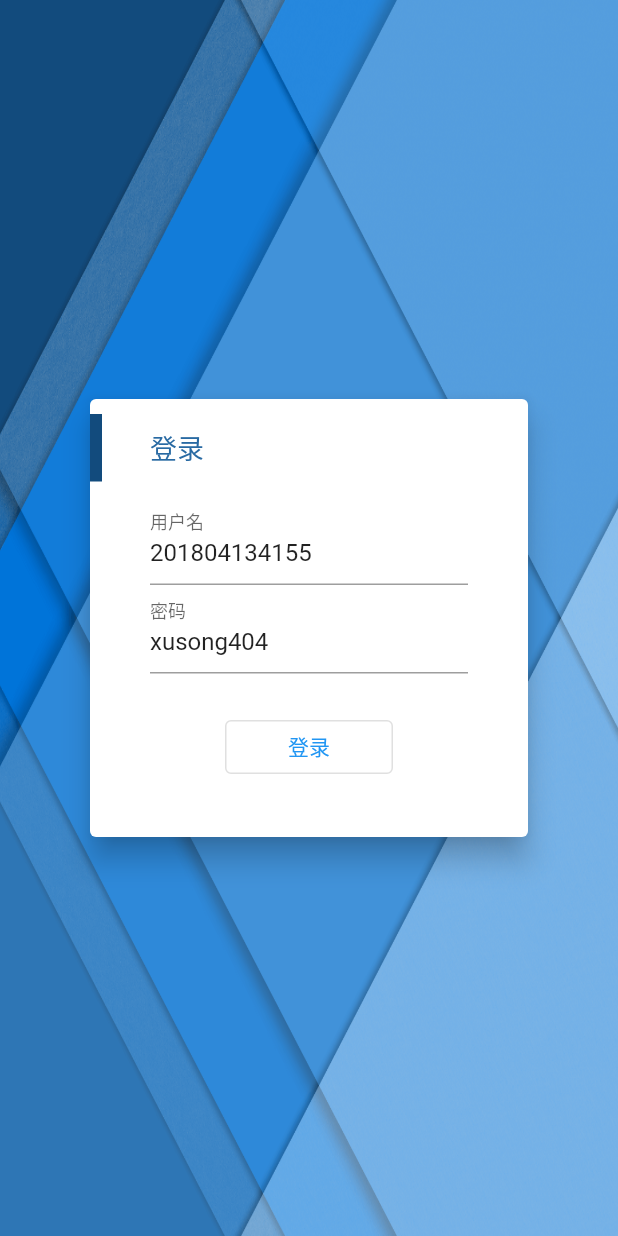
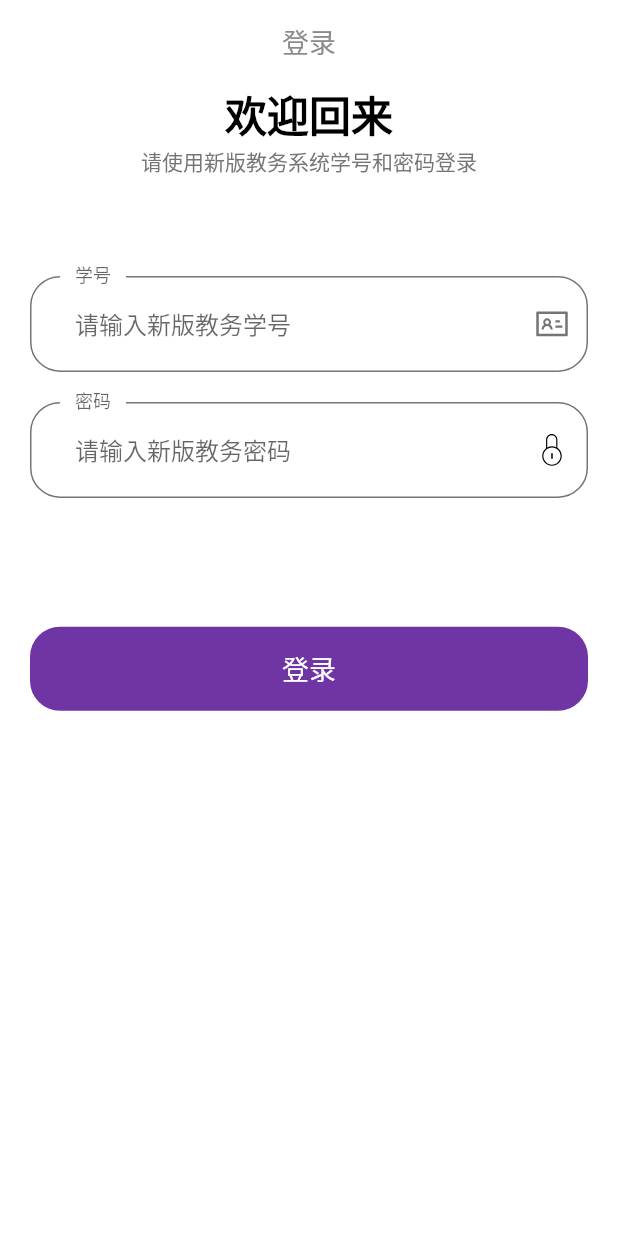
Before and after one commit to simonkimi/wust_flutter, a Flutter app: the screen it shows after launch, on a phone screen of 412 x 824 dp. Run offline on Flutter 3.47's test engine with Material 2 defaults, Android fonts, the phone set to English and light mode, and no system bars; our stand-ins replace cookie_jar, dio, dio_cookie_manager, flutter_svg.

Commit message:
重写登录界面

```diff
--- /dev/null
+++ b/lib/components/default_button.dart
@@ -0,0 +1,29 @@
+import 'package:flutter/material.dart';
+import 'package:wuster/constants.dart';
+
+class DefaultButton extends StatelessWidget {
+  const DefaultButton({Key key, this.text, this.press}) : super(key: key);
+
+  final String text;
+  final Function press;
+
+  @override
+  Widget build(BuildContext context) {
+    return SizedBox(
+      width: double.infinity,
+      height: 56,
+      child: FlatButton(
+        shape: RoundedRectangleBorder(borderRadius: BorderRadius.circular(20)),
+        color: kPrimaryColor,
+        onPressed: press,
+        child: Text(
+          text,
+          style: TextStyle(
+            fontSize: 18,
+            color: Colors.white,
+          ),
+        ),
+      ),
+    );
+  }
+}
--- /dev/null
+++ b/lib/constants.dart
@@ -0,0 +1,8 @@
+import 'package:flutter/material.dart';
+
+const kPrimaryColor = Color(0xFF6f35A5);
+const kPrimaryLightColor = Color(0xFFF1E6FF);
+
+const kPrimaryPadding = 20;
+const kTextColor = Color(0xFF757575);
+const kAnimationDuration = Duration(milliseconds: 250);
--- a/lib/main.dart
+++ b/lib/main.dart
@@ -1,5 +1,6 @@
 import 'package:flutter/material.dart';
 import 'package:wuster/pages/login.dart';
+import 'package:wuster/constants.dart';
 
 void main() {
   runApp(MyApp());
@@ -9,14 +10,15 @@ class MyApp extends StatelessWidget {
   @override
   Widget build(BuildContext context) {
     return MaterialApp(
-      title: 'Flutter Demo',
+      debugShowCheckedModeBanner: false,
+      title: 'Wust',
       theme: ThemeData(
-        primarySwatch: Colors.blue,
-        visualDensity: VisualDensity.adaptivePlatformDensity,
+        primaryColor: kPrimaryColor,
+        scaffoldBackgroundColor: Colors.white,
       ),
       home: LoginPage(),
       routes: {
-        "login": (context) => LoginPage(),
+        LoginPage.routeName: (context) => LoginPage(),
       },
     );
   }
--- a/lib/network/sender.dart
+++ b/lib/network/sender.dart
@@ -1,5 +1,3 @@
-import 'dart:io';
-
 import 'package:cookie_jar/cookie_jar.dart';
 import 'package:dio/adapter.dart';
 import 'package:dio/dio.dart';
@@ -8,6 +6,8 @@ import 'package:dio_cookie_manager/dio_cookie_manager.dart';
 class Sender {
   static final Sender _sender = Sender._internal();
 
+  final fiddlerProxy = "PROXY 192.168.2.199:8888";
+
   Dio _dio;
   bool isLogin = false;
   CookieJar cookieJar = CookieJar();
@@ -15,6 +15,7 @@ class Sender {
   factory Sender() => _sender;
 
   Sender._internal() {
+    // ko no DIO da
     _dio = Dio()
       ..options.baseUrl = "http://bkjx.wust.edu.cn/"
       ..options.headers = {
@@ -31,9 +32,7 @@ class Sender {
       if (value) {
         (_dio.httpClientAdapter as DefaultHttpClientAdapter)
             .onHttpClientCreate = (client) {
-          client.findProxy = (url) {
-            return "PROXY 192.168.2.199:8888";
-          };
+          client.findProxy = (url) => fiddlerProxy;
         };
       }
     });
@@ -44,6 +43,7 @@ class Sender {
     // 第一次登录获取code
     var flagResponse = await _dio.post("Logon.do?method=logon&flag=sess",
         data: {"method": "logon", "flag": "sess"});
+
     // 第二次登录发送密码
     var response = await _dio.post("Logon.do?method=logon",
         data: {
@@ -55,6 +55,7 @@ class Sender {
             contentType: "application/x-www-form-urlencoded",
             validateStatus: (code) => code == 302,
             followRedirects: false));
+
     // 第三次登录重定向取cookie
     var location = response.headers['location'][0];
     response = await _dio.get(location,
@@ -67,7 +68,7 @@ class Sender {
   }
 
   queryClass(String time) async {
-    var data = await _dio.post("jsxsd/xskb/xskb_list.do?sfFD=1&xnxq01id=2020-2021-1");
+    var data = await _dio.post("jsxsd/xskb/xskb_list.do?sfFD=1&xnxq01id=$time");
     print(data.data);
   }
 
--- a/lib/pages/login.dart
+++ b/lib/pages/login.dart
@@ -1,56 +1,33 @@
-import 'package:flutter/cupertino.dart';
 import 'package:flutter/material.dart';
-import 'package:flutter/widgets.dart';
+import 'package:flutter_svg/flutter_svg.dart';
+import 'package:wuster/components/default_button.dart';
+import 'package:wuster/constants.dart';
 
-import 'package:wuster/network/sender.dart';
+class LoginPage extends StatelessWidget {
+  static String routeName = "/login";
 
-mixin _LoginStateMixin<T extends StatefulWidget> on State<T> {
-  TextEditingController usernameController =
-      TextEditingController(text: "201804134155");
-  TextEditingController passwordController =
-      TextEditingController(text: "xusong404");
-
-  Sender sender = Sender();
-
-  login() async {
-    var username = usernameController.text;
-    var password = passwordController.text;
-    await sender.login(username, password);
-    await sender.queryClass("2020-10-10");
-  }
-}
-
-class _LoginState extends State<LoginPage> with _LoginStateMixin {
   @override
   Widget build(BuildContext context) {
     return Scaffold(
-      body: Container(
-        decoration: BoxDecoration(
-            image: DecorationImage(
-                image: AssetImage("assets/images/l2.png"), fit: BoxFit.fill)),
-        child: Column(
-          mainAxisAlignment: MainAxisAlignment.center,
-          children: [buildBody()],
+      appBar: AppBar(
+        centerTitle: true,
+        backgroundColor: Colors.white,
+        elevation: 0,
+        title: Text(
+          "登录",
+          style: TextStyle(
+            fontSize: 18,
+            color: Color(0xFF8B8B8B),
+          ),
         ),
       ),
-    );
-  }
-
-  Widget buildBody() {
-    return Center(
-      child: Container(
-        width: 300,
-        height: 300,
-        child: Card(
-          elevation: 8,
+      body: SafeArea(
+        child: Padding(
+          padding: const EdgeInsets.symmetric(horizontal: 20),
           child: Column(
             children: [
-              SizedBox(height: 10),
-              buildTitle(),
-              SizedBox(height: 10),
-              buildInput(),
-              SizedBox(height: 25),
-              buildLogin()
+              buildWelcome(),
+              SignForm(),
             ],
           ),
         ),
@@ -58,70 +35,106 @@ class _LoginState extends State<LoginPage> with _LoginStateMixin {
     );
   }
 
-  Widget buildInput() {
-    return Padding(
-      padding: const EdgeInsets.symmetric(horizontal: 40),
+  Widget buildWelcome() {
+    return SizedBox(
+      width: double.infinity,
       child: Column(
         children: [
-          TextField(
-            decoration: InputDecoration(labelText: "用户名"),
-            controller: usernameController,
+          Text(
+            "欢迎回来",
+            style: TextStyle(
+                color: Colors.black, fontSize: 28, fontWeight: FontWeight.bold),
           ),
-          TextField(
-            decoration: InputDecoration(labelText: "密码"),
-            controller: passwordController,
+          Text(
+            "请使用新版教务系统学号和密码登录",
+            textAlign: TextAlign.center,
+            style: TextStyle(color: kTextColor),
+          )
+        ],
+      ),
+    );
+  }
+}
+
+class SignForm extends StatefulWidget {
+  SignForm({Key key}) : super(key: key);
+
+  @override
+  _SignFormState createState() => _SignFormState();
+}
+
+class _SignFormState extends State<SignForm> {
+  Size size;
+
+  @override
+  Widget build(BuildContext context) {
+    size = MediaQuery.of(context).size;
+    return Form(
+      child: Column(
+        children: [
+          SizedBox(height: size.height * 0.08),
+          buildUsernameField(),
+          SizedBox(height: 20),
+          buildPasswordField(),
+          SizedBox(height: 20),
+          SizedBox(height: size.height * 0.08),
+          DefaultButton(
+            text: "登录",
+            press: () {},
           )
         ],
       ),
     );
   }
 
-  Widget buildTitle() {
-    return Row(
-      children: [
-        Container(
-          decoration: BoxDecoration(color: Color(0xFF124B7D)),
-          child: SizedBox(
-            width: 8,
-            height: 45,
-          ),
+  Widget buildPasswordField() {
+    return TextField(
+      obscureText: true,
+      decoration: InputDecoration(
+        labelText: "密码",
+        hintText: "请输入新版教务密码",
+        floatingLabelBehavior: FloatingLabelBehavior.always,
+        contentPadding: EdgeInsets.symmetric(horizontal: 30, vertical: 20),
+        focusedBorder: OutlineInputBorder(
+          borderRadius: BorderRadius.circular(20),
+          borderSide: BorderSide(color: kTextColor),
+          gapPadding: 10,
         ),
-        Container(
-          margin: EdgeInsets.only(left: 32),
-          child: Text(
-            "登录",
-            style: TextStyle(
-              color: Color(0xFF296AA3),
-              fontSize: 18,
-            ),
-          ),
-        )
-      ],
+        enabledBorder: OutlineInputBorder(
+          borderRadius: BorderRadius.circular(20),
+          borderSide: BorderSide(color: kTextColor),
+          gapPadding: 10,
+        ),
+        suffixIcon: Padding(
+          padding: const EdgeInsets.all(12),
+          child: SvgPicture.asset("assets/icons/password.svg", height: 18),
+        ),
+      ),
     );
   }
 
-  Widget buildLogin() {
-    return Padding(
-      padding: const EdgeInsets.symmetric(horizontal: 90),
-      child: Row(
-        children: [
-          Expanded(
-            child: OutlinedButton(
-              onPressed: () {
-                login();
-              },
-              child: Text("登录"),
-            ),
-          ),
-        ],
+  Widget buildUsernameField() {
+    return TextField(
+      decoration: InputDecoration(
+        labelText: "学号",
+        hintText: "请输入新版教务学号",
+        floatingLabelBehavior: FloatingLabelBehavior.always,
+        contentPadding: EdgeInsets.symmetric(horizontal: 30, vertical: 20),
+        focusedBorder: OutlineInputBorder(
+          borderRadius: BorderRadius.circular(20),
+          borderSide: BorderSide(color: kTextColor),
+          gapPadding: 10,
+        ),
+        enabledBorder: OutlineInputBorder(
+          borderRadius: BorderRadius.circular(20),
+          borderSide: BorderSide(color: kTextColor),
+          gapPadding: 10,
+        ),
+        suffixIcon: Padding(
+          padding: const EdgeInsets.all(12),
+          child: SvgPicture.asset("assets/icons/idcard.svg", height: 18),
+        ),
       ),
     );
   }
 }
-
-class LoginPage extends StatefulWidget {
-  @override
-  State<StatefulWidget> createState() {
-    return _LoginState();
-  }
-}
--- a/pubspec.yaml
+++ b/pubspec.yaml
@@ -14,6 +14,7 @@ dependencies:
   dio: 3.0.10
   dio_cookie_manager: ^1.0.0
   cookie_jar: ^1.0.0
+  flutter_svg: any
 
 dev_dependencies:
   flutter_test:
@@ -23,4 +24,5 @@ flutter:
   uses-material-design: true
 
   assets:
-    - assets/images/l2.png
+    - assets/icons/
+    - assets/images/
```
Also changed, not shown: assets/icons/idcard.svg (added), assets/icons/password.svg (added), lib/pages/class_table.dart (added), pubspec.lock.
